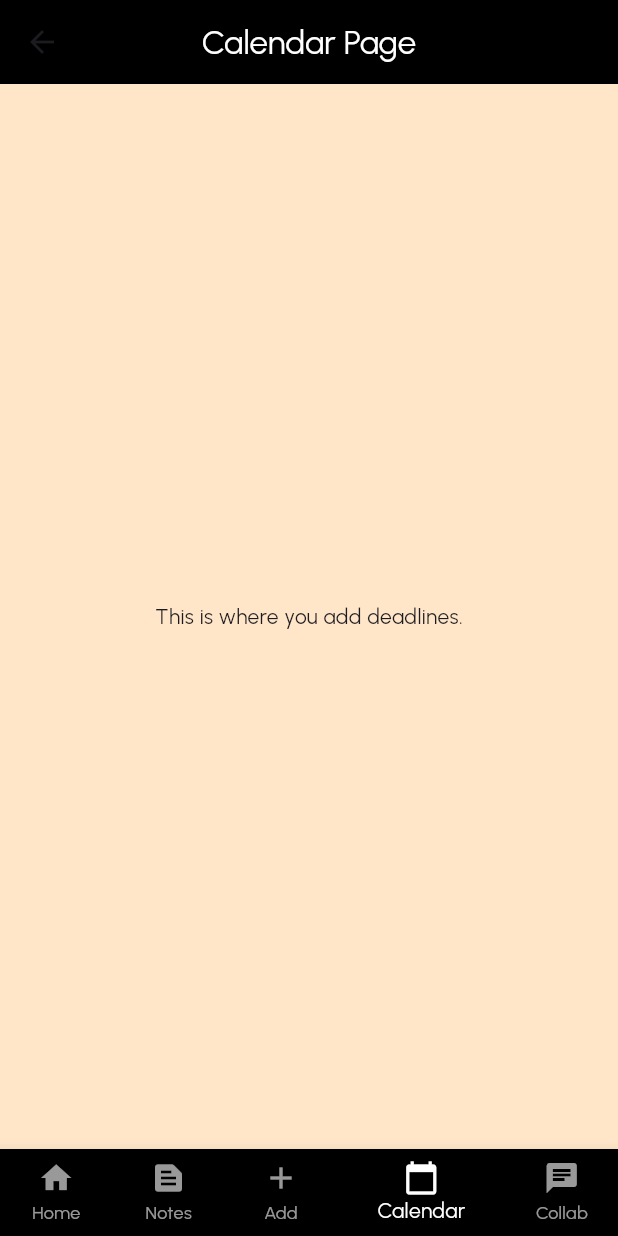
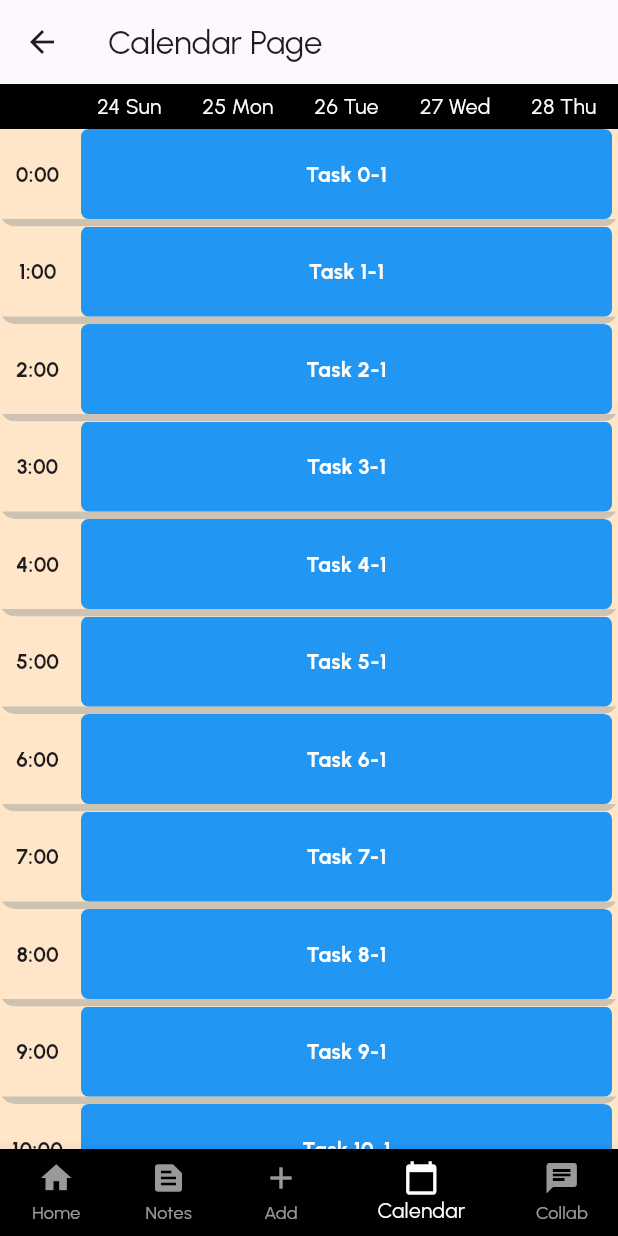
Before and after one commit to Mustafa-Ashfaq81/ProjectFLow, a Flutter app: the CalendarPage screen opened by its route, on a phone screen of 412 x 824 dp. Run offline on Flutter 3.47's test engine with Material 3 defaults, Android fonts, the phone set to English and light mode, and no system bars; our stand-ins replace animated_splash_screen, cloud_firestore, firebase_auth, firebase_core, firebase_storage, flutter_dotenv and 4 more; accounts and stored records are empty.

Commit message:
Calender implemented

```diff
--- a/my_app/lib/views/calendar.dart
+++ b/my_app/lib/views/calendar.dart
@@ -1,37 +1,177 @@
-// ignore_for_file: no_logic_in_create_state, library_private_types_in_public_api
 import 'package:flutter/material.dart';
 import 'package:my_app/components/footer.dart';
 
+const int daysInWeek = 5; // Number of days to display
+
 class CalendarPage extends StatefulWidget {
   final String username;
-  const CalendarPage({super.key, required this.username});
+  const CalendarPage({Key? key, required this.username}) : super(key: key);
+
   @override
-  _CalendarPageState createState() => _CalendarPageState(username: username);
+  CalendarPageState createState() => CalendarPageState();
 }
 
-class _CalendarPageState extends State<CalendarPage> {
-  String username;
+
+
+class CalendarPageState extends State<CalendarPage> {
+  late final String username;
   final int idx = 3;
-  _CalendarPageState({required this.username});
+
+  // Constructor to initialize the state
+  @override
+  void initState() {
+    super.initState();
+    username = widget.username;
+  }
+
   @override
   Widget build(BuildContext context) {
     return Scaffold(
-      appBar: PreferredSize(
-            preferredSize: Size.fromHeight(kToolbarHeight),
-            child: AppBar(
-              centerTitle: true, // Aligns the title to the center
-              backgroundColor: Colors.black, // Set background color to black
-              title: Text(
-                'Calendar Page',
-                style: TextStyle(color: Colors.white), // Set text color to white
-                  ),
-            ),
-                ),
-      body: const Center(
-        child: Text('This is where you add deadlines.'),
+      appBar: AppBar(
+        title: const Text('Calendar Page'),
+      ),
+      body: SingleChildScrollView(
+        child: Column(
+          children: [
+            _buildDateRow(), // Add date row
+            for (int index = 0; index < 24; index++)
+              _buildHourRow(index),
+          ],
+        ),
       ),
       bottomNavigationBar: Footer(index: idx, username: username),
-
     );
   }
+
+  Widget _buildDateRow() {
+    return Container(
+      color: Colors.black,
+      height: 30, // Adjust height as needed
+      child: Row(
+        children: [
+          SizedBox(width: 50), // Placeholder for hour column
+          for (int i = 0; i < daysInWeek; i++)
+            Expanded(
+              child: Center(
+                child: Text(
+                  _getDayOfWeek(i + 1), // Add day of the week
+                  style: TextStyle(color: Colors.white),
+                ),
+              ),
+            ),
+        ],
+      ),
+    );
+  }
+
+  Widget _buildHourRow(int hour) {
+    // Placeholder for tasks for demonstration
+    List<Map<String, dynamic>> tasksForHour = [
+      {'name': 'Task $hour-1', 'startHour': hour, 'duration': 1}, // Example task starting at this hour and lasting for 1 hour
+      {'name': 'Task $hour-2', 'startHour': hour + 1, 'duration': 2}, // Example task starting at the next hour and lasting for 2 hours
+      {'name': 'Task $hour-3', 'startHour': hour + 3, 'duration': 3}, // Example task starting after 3 hours and lasting for 3 hours
+    ];
+
+    return Column(
+      children: [
+        // Rounded corners start
+        ClipRRect(
+          borderRadius: BorderRadius.circular(10), // Rounded corners
+          child: Container(
+            decoration: BoxDecoration(
+              border: Border(
+                bottom: BorderSide(
+                  color: Colors.grey.withOpacity(0.5), // Separator color
+                  width: 5, // Separator height
+                ),
+              ),
+            ),
+            child: SizedBox(
+              height: 60, // Reduced height for better visibility
+              child: Row(
+                children: [
+                  SizedBox(
+                    width: 50, // Width for hour column
+                    child: Center(
+                      child: Text(
+                        '$hour:00',
+                        style: const TextStyle(fontWeight: FontWeight.bold),
+                      ),
+                    ),
+                  ),
+                  Expanded(
+                    child: ListView(
+                      shrinkWrap: true,
+                      physics: NeverScrollableScrollPhysics(),
+                      children: [
+                        for (final task in tasksForHour)
+                          _buildTaskContainer(task, context),
+                      ],
+                    ),
+                  ),
+                ],
+              ),
+            ),
+          ),
+        ),
+        // Rounded corners end
+      ],
+    );
+  }
+
+  Widget _buildTaskContainer(Map<String, dynamic> task, BuildContext context) {
+    final taskStartIndex = task['startHour'];
+    final taskEndIndex = taskStartIndex + task['duration'];
+    final taskWidth = (MediaQuery.of(context).size.width / daysInWeek - 10) * 0.8; // Adjust width based on column width
+    final hourHeight = 60; // Height of one hour row
+
+    // Calculate height of the task based on its duration
+    final taskHeight = hourHeight * task['duration'];
+
+    return Container(
+      height: taskHeight.toDouble(), // Set the height based on task duration
+      width: taskWidth, // Set the width of the task container
+      margin: const EdgeInsets.symmetric(horizontal: 4),
+      decoration: BoxDecoration(
+        color: Colors.blue,
+        borderRadius: BorderRadius.circular(5),
+      ),
+      child: Center(
+        child: Text(
+          task['name'],
+          style: const TextStyle(
+            color: Colors.white,
+            fontWeight: FontWeight.bold,
+          ),
+        ),
+      ),
+    );
+  }
+
+  String _getDayOfWeek(int index) {
+    DateTime now = DateTime.now();
+    DateTime day = DateTime(now.year, now.month, now.day + index);
+    return '${day.day} ${_getWeekday(day.weekday)}';
+  }
+
+  String _getWeekday(int weekday) {
+    switch (weekday) {
+      case 1:
+        return 'Mon';
+      case 2:
+        return 'Tue';
+      case 3:
+        return 'Wed';
+      case 4:
+        return 'Thu';
+      case 5:
+        return 'Fri';
+      case 6:
+        return 'Sat';
+      case 7:
+        return 'Sun';
+      default:
+        return '';
+    }
+  }
 }
```
Also changed, not shown: my_app/pubspec.lock.
